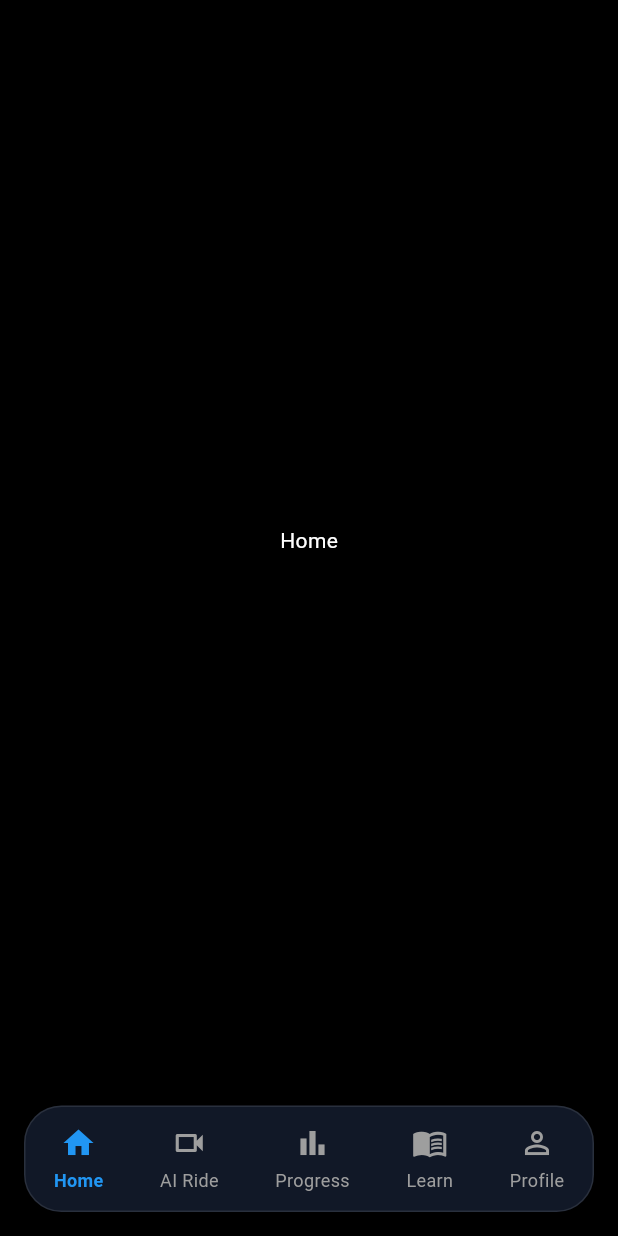
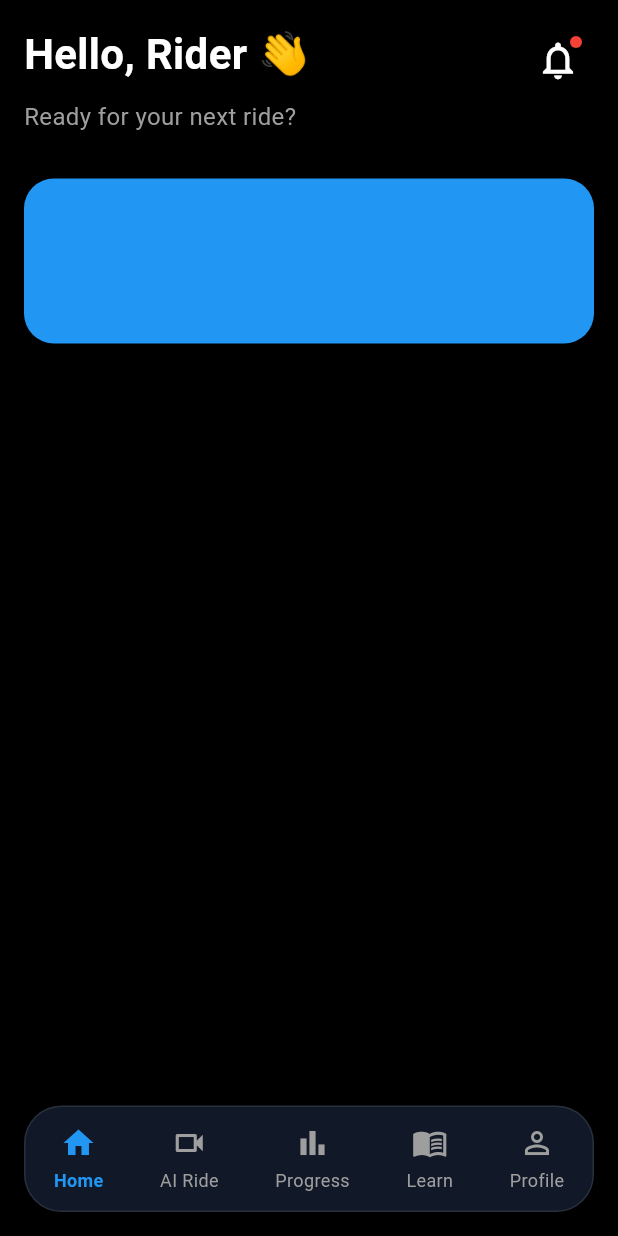
Before and after one commit to Sreenu-123/Ashwa, a Flutter app: the screen it shows after launch, on a phone screen of 412 x 824 dp. Run offline on Flutter 3.47's test engine with Material 3 defaults, Android fonts, the phone set to English and light mode, and no system bars.

Commit message:
Implemented AI Ride card navigation

```diff
--- a/lib/Screens/Home/home_screen.dart
+++ b/lib/Screens/Home/home_screen.dart
@@ -1,14 +1,87 @@
 import 'package:flutter/material.dart';
 
 class HomeScreen extends StatelessWidget {
-  const HomeScreen({super.key});
+  final VoidCallback onRideTap;
+  const HomeScreen({super.key, required this.onRideTap});
 
   @override
   Widget build(BuildContext context) {
-    return const Scaffold(
+    return Scaffold(
       backgroundColor: Colors.black,
-      body: Center(
-        child: Text('Home', style: TextStyle(color: Colors.white)),
+      body: SafeArea(
+        child: Padding(
+          padding: const EdgeInsets.all(16.0),
+          child: Column(
+            crossAxisAlignment: CrossAxisAlignment.start,
+            children: [
+              Row(
+                mainAxisAlignment: MainAxisAlignment.spaceBetween,
+                crossAxisAlignment: CrossAxisAlignment.start,
+                children: [
+                  const Column(
+                    crossAxisAlignment: CrossAxisAlignment.start,
+                    children: [
+                      Text(
+                        'Hello, Rider 👋',
+                        style: TextStyle(
+                          color: Colors.white,
+                          fontSize: 28,
+                          fontWeight: FontWeight.bold,
+                        ),
+                      ),
+                      SizedBox(height: 10),
+                      Text(
+                        'Ready for your next ride?',
+                        style: TextStyle(color: Colors.grey, fontSize: 16),
+                      ),
+                    ],
+                  ),
+
+                  Stack(
+                    children: [
+                      IconButton(
+                        onPressed: () {},
+                        icon: const Icon(
+                          Icons.notifications_none,
+                          color: Colors.white,
+                          size: 30,
+                        ),
+                      ),
+
+                      Positioned(
+                        right: 8,
+                        top: 8,
+                        child: Container(
+                          width: 8,
+                          height: 8,
+                          decoration: BoxDecoration(
+                            color: Colors.red,
+                            shape: BoxShape.circle,
+                          ),
+                        ),
+                      ),
+                    ],
+                  ),
+                ],
+              ),
+              const SizedBox(height: 30),
+              GestureDetector(
+                onTap: onRideTap,
+
+                child: Container(
+                  width: double.infinity,
+                  height: 110,
+                  padding: const EdgeInsets.all(18),
+
+                  decoration: BoxDecoration(
+                    color: Colors.blue,
+                    borderRadius: BorderRadius.circular(20),
+                  ),
+                ),
+              ),
+            ],
+          ),
+        ),
       ),
     );
   }
--- a/lib/Screens/Home/main_navigation_screen.dart
+++ b/lib/Screens/Home/main_navigation_screen.dart
@@ -41,14 +41,25 @@ class _NavigationScreenState extends State<NavigationScreen> {
   }
 
   int selectedIndex = 0;
+  void changeTab(int index) {
+    setState(() {
+      selectedIndex = index;
+    });
+  }
 
-  final List<Widget> screens = [
-    const HomeScreen(),
-    const RideScreen(),
-    const ProgressScreen(),
-    const LearnScreen(),
-    const ProfileScreen(),
-  ];
+  List<Widget> get screens {
+    return [
+      HomeScreen(
+        onRideTap: () {
+          changeTab(1);
+        },
+      ),
+      const RideScreen(),
+      const ProgressScreen(),
+      const LearnScreen(),
+      const ProfileScreen(),
+    ];
+  }
 
   @override
   Widget build(BuildContext context) {
```
